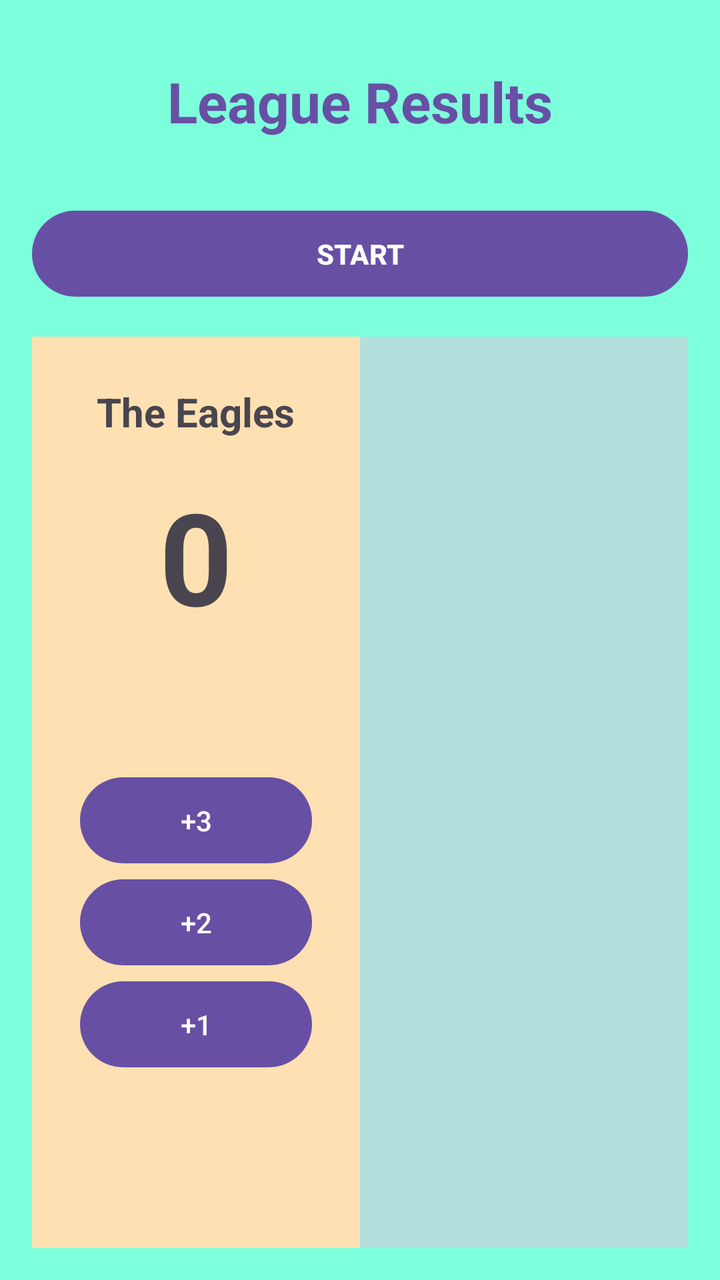
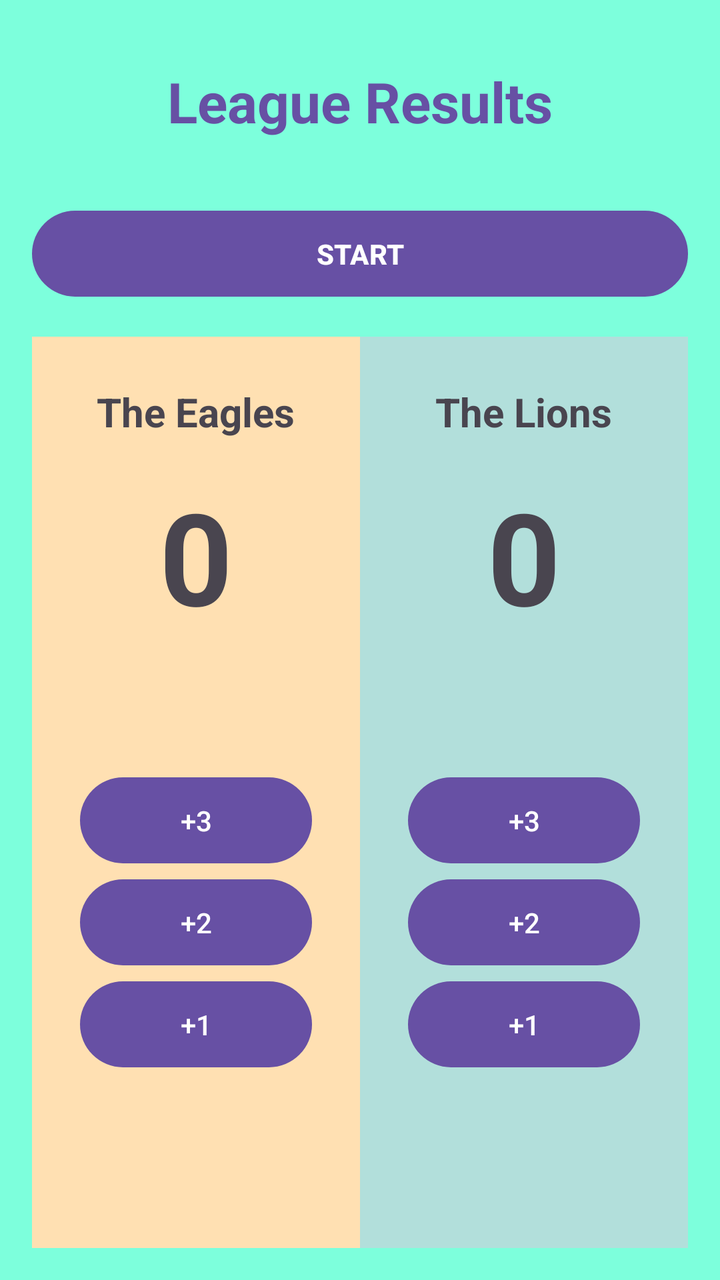

Before-and-after screenshots of an Android layout around one commit, followed by the original layout XML and the change that was made.
<!-- AndroidManifest.xml: application theme Theme.ScoreBoardGev -->
<!-- res/layout/activity_main.xml -->
<?xml version="1.0" encoding="utf-8"?>
<LinearLayout xmlns:android="http://schemas.android.com/apk/res/android"
    android:id="@+id/main"
    android:background="@color/screen_bg"
    android:layout_width="match_parent"
    android:layout_height="match_parent"
    android:orientation="vertical"
    android:padding="16dp">

    

    
    <TextView
        android:id="@+id/tvTitle"
        android:layout_width="match_parent"
        android:layout_height="wrap_content"
        android:gravity="center"
        android:padding="16dp"
        android:text="League Results"
        android:textColor="#ff6750a4"
        android:textSize="28sp"
        android:textStyle="bold" />

    <Button
        android:id="@+id/btnStart"
        android:layout_width="match_parent"
        android:layout_height="wrap_content"
        android:layout_gravity="center_horizontal"
        android:layout_marginTop="16dp"
        android:textStyle="bold"
        android:padding="12dp"
        android:text="START" />

    <LinearLayout
        android:layout_width="match_parent"
        android:layout_height="0dp"
        android:layout_weight="1"
        android:layout_marginTop="16dp"
        android:orientation="horizontal">

        <LinearLayout
            android:layout_width="0dp"
            android:layout_height="match_parent"
            android:layout_weight="1"
            android:background="#FFE0B2"
            android:gravity="center_horizontal"
            android:orientation="vertical"
            android:padding="24dp">

            <TextView
                android:id="@+id/tvNameA"
                android:layout_width="wrap_content"
                android:layout_height="wrap_content"
                android:text="The Eagles"
                android:textStyle="bold"
                android:textSize="20sp" />

            <TextView
                android:id="@+id/tvScoreA"
                android:layout_width="wrap_content"
                android:layout_height="wrap_content"
                android:layout_marginTop="16dp"
                android:layout_marginBottom="64dp"
                android:text="0"
                android:textStyle="bold"
                android:textSize="64sp" />

            <Button
                android:id="@+id/btnA3"
                android:layout_width="match_parent"
                android:layout_height="wrap_content"
                android:text="+3"
                android:padding="12dp"/>

            <Button
                android:id="@+id/btnA2"
                android:layout_width="match_parent"
                android:layout_height="wrap_content"
                android:text="+2"
                android:padding="12dp"/>

            <Button
                android:id="@+id/btnA1"
                android:layout_width="match_parent"
                android:layout_height="wrap_content"
                android:text="+1"
                android:padding="12dp"/>
        </LinearLayout>

        <LinearLayout
            android:layout_width="0dp"
            android:layout_height="match_parent"
            android:layout_weight="1"
            android:background="#B2DFDB"
            android:gravity="center_horizontal"
            android:orientation="vertical"
            android:padding="8dp">

        </LinearLayout>

    </LinearLayout>

</LinearLayout>
<!-- resources referenced by this layout -->
<resources>
  <color name="screen_bg">#7DFFDC</color>
  <style name="Theme.ScoreBoardGev" parent="Base.Theme.ScoreBoardGev" />
  <style name="Base.Theme.ScoreBoardGev" parent="Theme.Material3.DayNight.NoActionBar">
          
          
      </style>
</resources>

<!-- the commit's change to res/layout/activity_main.xml (unified diff, before → after) -->
@@ -94,7 +94,46 @@
             android:background="#B2DFDB"
             android:gravity="center_horizontal"
             android:orientation="vertical"
-            android:padding="8dp">
+            android:padding="24dp">
+
+            <TextView
+                android:id="@+id/tvNameB"
+                android:layout_width="wrap_content"
+                android:layout_height="wrap_content"
+                android:text="The Lions"
+                android:textStyle="bold"
+                android:textSize="20sp" />
+
+            <TextView
+                android:id="@+id/tvScoreB"
+                android:layout_width="wrap_content"
+                android:layout_height="wrap_content"
+                android:layout_marginTop="16dp"
+                android:layout_marginBottom="64dp"
+                android:text="0"
+                android:textStyle="bold"
+                android:textSize="64sp" />
+
+            <Button
+                android:id="@+id/btnB3"
+                android:layout_width="match_parent"
+                android:layout_height="wrap_content"
+                android:text="+3"
+                android:padding="12dp"/>
+
+            <Button
+                android:id="@+id/btnB2"
+                android:layout_width="match_parent"
+                android:layout_height="wrap_content"
+                android:text="+2"
+                android:padding="12dp"/>
+
+            <Button
+                android:id="@+id/btnB1"
+                android:layout_width="match_parent"
+                android:layout_height="wrap_content"
+                android:text="+1"
+                android:padding="12dp"/>
 
         </LinearLayout>
 
